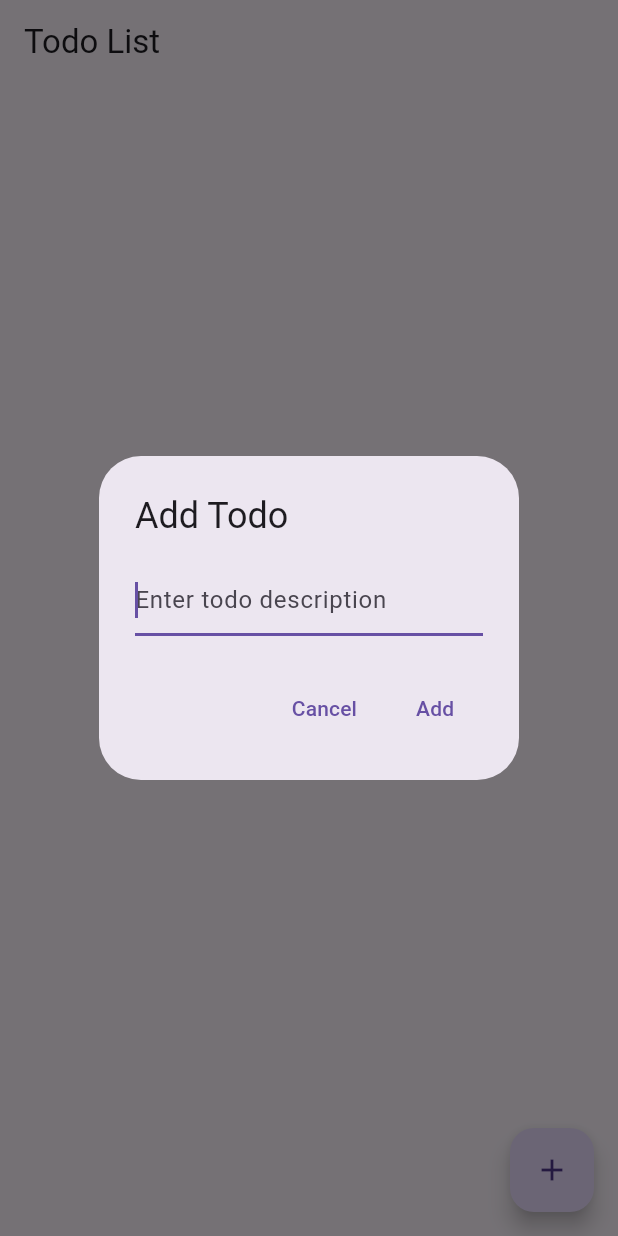
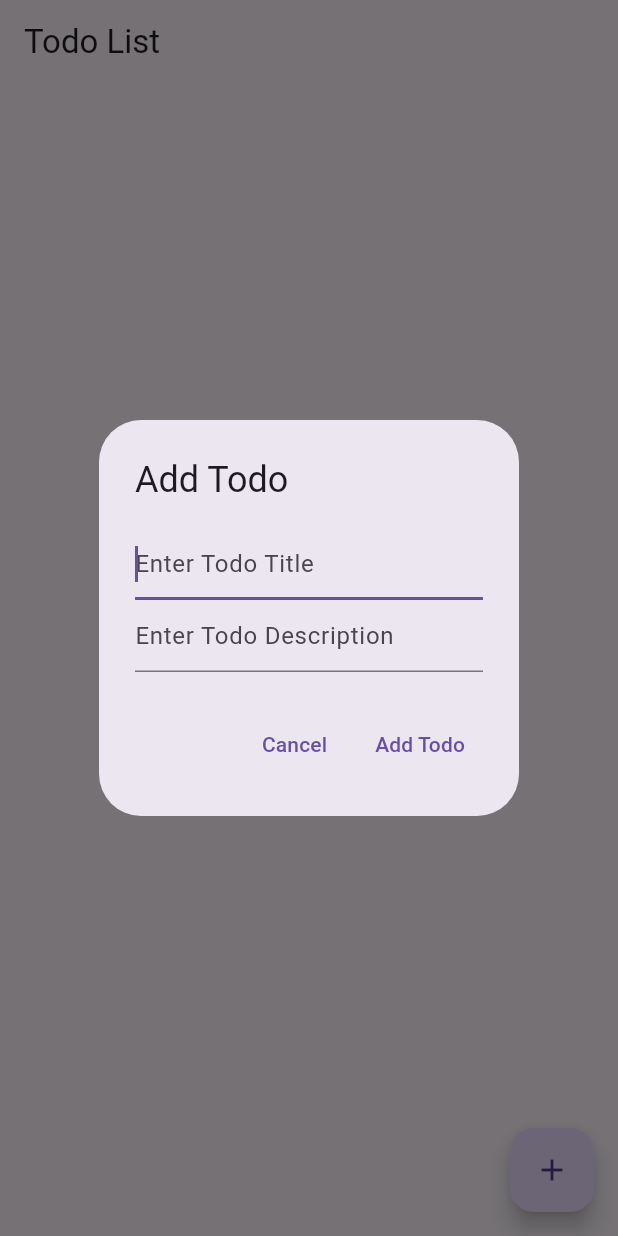
Before and after one commit to xmxtxx/simple_todo_app, a Flutter app: the screen it shows after launch, after a tap on the "add" icon, on a phone screen of 412 x 824 dp. Run offline on Flutter 3.47's test engine with Material 3 defaults, Android fonts, the light colour scheme and no system bars; our stand-ins replace flutter_riverpod.

Commit message:
todo: overhaul todo
-add description to todo
-add done status
-add visual representation of done todos

```diff
--- a/lib/logic/providers/todo_provider.dart
+++ b/lib/logic/providers/todo_provider.dart
@@ -4,37 +4,42 @@ import 'package:simple_todo_app/logic/todo.dart';
 class TodoNotifier extends StateNotifier<List<Todo>> {
   TodoNotifier() : super([]);
 
-  void addTodo(String description) {
-    state = [
-      ...state,
-      Todo(id: DateTime.now().toString(), description: description)
-    ];
+  void addTodo(String title, String description) {
+    final newTodo = Todo(
+      id: DateTime.now().toString(),
+      title: title,
+      description: description,
+      completed: false,
+    );
+    state = [...state, newTodo];
   }
 
-  void editTodo(String id, String newDescription) {
-    state = [
-      for (final todo in state)
-        if (todo.id == id)
-          Todo(
-              id: todo.id,
-              description: newDescription,
-              completed: todo.completed)
-        else
-          todo,
-    ];
+  void editTodo(String id, String newTitle, String newDescription) {
+    state = state.map((todo) {
+      if (todo.id == id) {
+        return Todo(
+          id: todo.id,
+          title: newTitle,
+          description: newDescription,
+          completed: todo.completed,
+        );
+      }
+      return todo;
+    }).toList();
   }
 
   void toggleTodoStatus(String id) {
-    state = [
-      for (final todo in state)
-        if (todo.id == id)
-          Todo(
-              id: todo.id,
-              description: todo.description,
-              completed: !todo.completed)
-        else
-          todo,
-    ];
+    state = state.map((todo) {
+      if (todo.id == id) {
+        return Todo(
+          id: todo.id,
+          title: todo.title,
+          description: todo.description,
+          completed: !todo.completed,
+        );
+      }
+      return todo;
+    }).toList();
   }
 
   void deleteTodo(String id) {
--- a/lib/logic/providers/todo_view_provider.dart
+++ b/lib/logic/providers/todo_view_provider.dart
@@ -3,11 +3,19 @@ import 'package:simple_todo_app/logic/providers/config_provider.dart';
 import 'package:simple_todo_app/view_model/todo_view_model.dart';
 
 mixin TodoViewProvider {
-  static final welcomeViewProvider = Provider<ToDoViewModel>((ref) {
+  static final toDoViewProvider = Provider<ToDoViewModel>((ref) {
     var config = ref.watch(ConfigProvider.configProvider);
     return config.maybeWhen(
-        data: (value) =>
-            LoadedToDoViewModel(logoImagePath: value.logoImagePath),
+        data: (value) => LoadedToDoViewModel(
+            addTodo: value.addTodo,
+            editTodo: value.editTodo,
+            enterTodoTitle: value.enterTodoTitle,
+            enterTodoDescription: value.enterTodoDescription,
+            cancel: value.cancel,
+            save: value.save,
+            delete: value.delete,
+            complete: value.complete,
+            taskListTitle: value.taskListTitle),
         orElse: LoadingToDoViewModel.new);
   });
 }
--- a/lib/logic/todo.dart
+++ b/lib/logic/todo.dart
@@ -1,7 +1,12 @@
 class Todo {
   String id;
+  String title;
   String description;
   bool completed;
 
-  Todo({required this.id, required this.description, this.completed = false});
+  Todo(
+      {required this.id,
+      required this.title,
+      required this.description,
+      this.completed = false});
 }
--- a/lib/view_model/todo_view_model.dart
+++ b/lib/view_model/todo_view_model.dart
@@ -3,7 +3,25 @@ sealed class ToDoViewModel {}
 class LoadingToDoViewModel extends ToDoViewModel {}
 
 class LoadedToDoViewModel extends ToDoViewModel {
-  final String logoImagePath;
+  final String addTodo;
+  final String editTodo;
+  final String enterTodoTitle;
+  final String enterTodoDescription;
+  final String cancel;
+  final String save;
+  final String delete;
+  final String complete;
+  final String taskListTitle;
 
-  LoadedToDoViewModel({required this.logoImagePath});
+  LoadedToDoViewModel({
+    required this.addTodo,
+    required this.editTodo,
+    required this.enterTodoTitle,
+    required this.enterTodoDescription,
+    required this.cancel,
+    required this.save,
+    required this.delete,
+    required this.complete,
+    required this.taskListTitle,
+  });
 }
--- a/lib/views/todo_view.dart
+++ b/lib/views/todo_view.dart
@@ -1,114 +1,116 @@
 import 'package:flutter/material.dart';
 import 'package:flutter_riverpod/flutter_riverpod.dart';
 import 'package:simple_todo_app/logic/providers/todo_provider.dart';
-import 'package:simple_todo_app/logic/todo.dart';
+import 'package:simple_todo_app/logic/providers/todo_view_provider.dart';
+import 'package:simple_todo_app/view_model/todo_view_model.dart';
+import 'package:simple_todo_app/views/widgets/todo_dialog_widget.dart';
 
 class TodoListPage extends ConsumerWidget {
   const TodoListPage({super.key});
 
-  void _showEditDialog(BuildContext context, WidgetRef ref, Todo todo) {
-    final TextEditingController _controller =
-        TextEditingController(text: todo.description);
+  @override
+  Widget build(BuildContext context, WidgetRef ref) {
+    final todos = ref.watch(todoProvider);
+    final viewModel = ref.watch(TodoViewProvider.toDoViewProvider);
+
+    return switch (viewModel) {
+      LoadingToDoViewModel() => const CircularProgressIndicator(),
+      LoadedToDoViewModel() => Scaffold(
+          appBar: AppBar(title: Text(viewModel.taskListTitle)),
+          body: ListView.builder(
+            itemCount: todos.length,
+            itemBuilder: (context, index) {
+              final todo = todos[index];
+              return ListTile(
+                leading: Checkbox(
+                  value: todo.completed,
+                  onChanged: (bool? newValue) {
+                    ref.read(todoProvider.notifier).toggleTodoStatus(todo.id);
+                  },
+                ),
+                title: Text(
+                  todo.title,
+                  style: TextStyle(
+                    decoration: todo.completed
+                        ? TextDecoration.lineThrough
+                        : TextDecoration.none,
+                    color: todo.completed ? Colors.grey : Colors.black,
+                  ),
+                ),
+                subtitle: Text(
+                  todo.description,
+                  style: TextStyle(
+                      color: todo.completed ? Colors.grey : Colors.black),
+                ),
+                trailing: Row(
+                  mainAxisSize: MainAxisSize.min,
+                  children: [
+                    if (!todo.completed)
+                      IconButton(
+                        icon: const Icon(Icons.edit),
+                        onPressed: () => showDialog(
+                          context: context,
+                          builder: (context) => TodoDialog(
+                            ref: ref,
+                            titleController:
+                                TextEditingController(text: todo.title),
+                            descriptionController:
+                                TextEditingController(text: todo.description),
+                            isEditing: true,
+                            viewModel: viewModel,
+                            todoId: todo.id,
+                          ),
+                        ),
+                      ),
+                    IconButton(
+                      icon: const Icon(Icons.delete),
+                      onPressed: () =>
+                          ref.read(todoProvider.notifier).deleteTodo(todo.id),
+                    ),
+                  ],
+                ),
+                onTap: () => _showDescriptionDialog(
+                    context, todo.title, todo.description, viewModel.cancel),
+                tileColor:
+                    todo.completed ? Colors.lightGreen[100] : Colors.white,
+                shape: RoundedRectangleBorder(
+                    borderRadius: BorderRadius.circular(10)),
+              );
+            },
+          ),
+          floatingActionButton: FloatingActionButton(
+            child: const Icon(Icons.add),
+            onPressed: () => showDialog(
+              context: context,
+              builder: (context) => TodoDialog(
+                ref: ref,
+                titleController: TextEditingController(),
+                descriptionController: TextEditingController(),
+                isEditing: false,
+                viewModel: viewModel,
+              ),
+            ),
+          ),
+        )
+    };
+  }
+
+  void _showDescriptionDialog(
+      BuildContext context, String title, String description, String cancel) {
     showDialog(
       context: context,
       builder: (context) => AlertDialog(
-        title: Text('Edit Todo'),
-        content: TextField(
-          controller: _controller,
-          decoration: InputDecoration(hintText: 'Edit todo description'),
-          autofocus: true,
+        title: Text(title),
+        content: SingleChildScrollView(
+          child: Text(description),
         ),
         actions: [
           TextButton(
-            child: Text('Cancel'),
+            child: Text(cancel),
             onPressed: () => Navigator.pop(context),
-          ),
-          TextButton(
-            child: Text('Save'),
-            onPressed: () {
-              if (_controller.text.isNotEmpty) {
-                ref
-                    .read(todoProvider.notifier)
-                    .editTodo(todo.id, _controller.text);
-                Navigator.pop(context);
-              }
-            },
           ),
         ],
       ),
     );
   }
-
-  void _showAddDialog(BuildContext context, WidgetRef ref) {
-    final TextEditingController _controller = TextEditingController();
-    showDialog(
-      context: context,
-      builder: (context) => AlertDialog(
-        title: Text('Add Todo'),
-        content: TextField(
-          controller: _controller,
-          decoration: InputDecoration(hintText: 'Enter todo description'),
-          autofocus: true,
-          onSubmitted: (value) {
-            if (value.isNotEmpty) {
-              ref.read(todoProvider.notifier).addTodo(value);
-              Navigator.pop(context);
-            }
-          },
-        ),
-        actions: [
-          TextButton(
-            child: Text('Cancel'),
-            onPressed: () => Navigator.pop(context),
-          ),
-          TextButton(
-            child: Text('Add'),
-            onPressed: () {
-              if (_controller.text.isNotEmpty) {
-                ref.read(todoProvider.notifier).addTodo(_controller.text);
-                Navigator.pop(context);
-              }
-            },
-          ),
-        ],
-      ),
-    );
-  }
-
-  @override
-  Widget build(BuildContext context, WidgetRef ref) {
-    final todos = ref.watch(todoProvider);
-    return Scaffold(
-      appBar: AppBar(title: Text('Todo List')),
-      body: ListView.builder(
-        itemCount: todos.length,
-        itemBuilder: (context, index) {
-          final todo = todos[index];
-          return ListTile(
-            title: Text(todo.description),
-            trailing: Row(
-              mainAxisSize: MainAxisSize.min,
-              children: [
-                IconButton(
-                  icon: Icon(Icons.edit),
-                  onPressed: () => _showEditDialog(context, ref, todo),
-                ),
-                IconButton(
-                  icon: Icon(Icons.delete),
-                  onPressed: () =>
-                      ref.read(todoProvider.notifier).deleteTodo(todo.id),
-                ),
-              ],
-            ),
-            onTap: () =>
-                ref.read(todoProvider.notifier).toggleTodoStatus(todo.id),
-          );
-        },
-      ),
-      floatingActionButton: FloatingActionButton(
-        child: Icon(Icons.add),
-        onPressed: () => _showAddDialog(context, ref),
-      ),
-    );
-  }
 }
--- /dev/null
+++ b/lib/views/widgets/todo_dialog_widget.dart
@@ -0,0 +1,68 @@
+import 'package:flutter/material.dart';
+import 'package:flutter_riverpod/flutter_riverpod.dart';
+import 'package:simple_todo_app/logic/providers/todo_provider.dart';
+import 'package:simple_todo_app/view_model/todo_view_model.dart';
+
+class TodoDialog extends StatelessWidget {
+  final WidgetRef ref;
+  final TextEditingController titleController;
+  final TextEditingController descriptionController;
+  final bool isEditing;
+  final LoadedToDoViewModel viewModel;
+  final String? todoId;
+
+  const TodoDialog({
+    super.key,
+    required this.ref,
+    required this.titleController,
+    required this.descriptionController,
+    required this.isEditing,
+    required this.viewModel,
+    this.todoId, // Optional todoId parameter
+  });
+
+  @override
+  Widget build(BuildContext context) {
+    return AlertDialog(
+      title: Text(isEditing ? viewModel.editTodo : viewModel.addTodo),
+      content: Column(
+        mainAxisSize: MainAxisSize.min,
+        children: [
+          TextField(
+            controller: titleController,
+            decoration: InputDecoration(hintText: viewModel.enterTodoTitle),
+            autofocus: true,
+          ),
+          TextField(
+            controller: descriptionController,
+            decoration:
+                InputDecoration(hintText: viewModel.enterTodoDescription),
+          ),
+        ],
+      ),
+      actions: [
+        TextButton(
+          child: Text(viewModel.cancel),
+          onPressed: () => Navigator.pop(context),
+        ),
+        TextButton(
+          child: Text(isEditing ? viewModel.save : viewModel.addTodo),
+          onPressed: () {
+            final title = titleController.text.trim();
+            final description = descriptionController.text.trim();
+            if (title.isNotEmpty && description.isNotEmpty) {
+              if (isEditing && todoId != null) {
+                ref
+                    .read(todoProvider.notifier)
+                    .editTodo(todoId!, title, description);
+              } else {
+                ref.read(todoProvider.notifier).addTodo(title, description);
+              }
+              Navigator.pop(context);
+            }
+          },
+        ),
+      ],
+    );
+  }
+}
```
